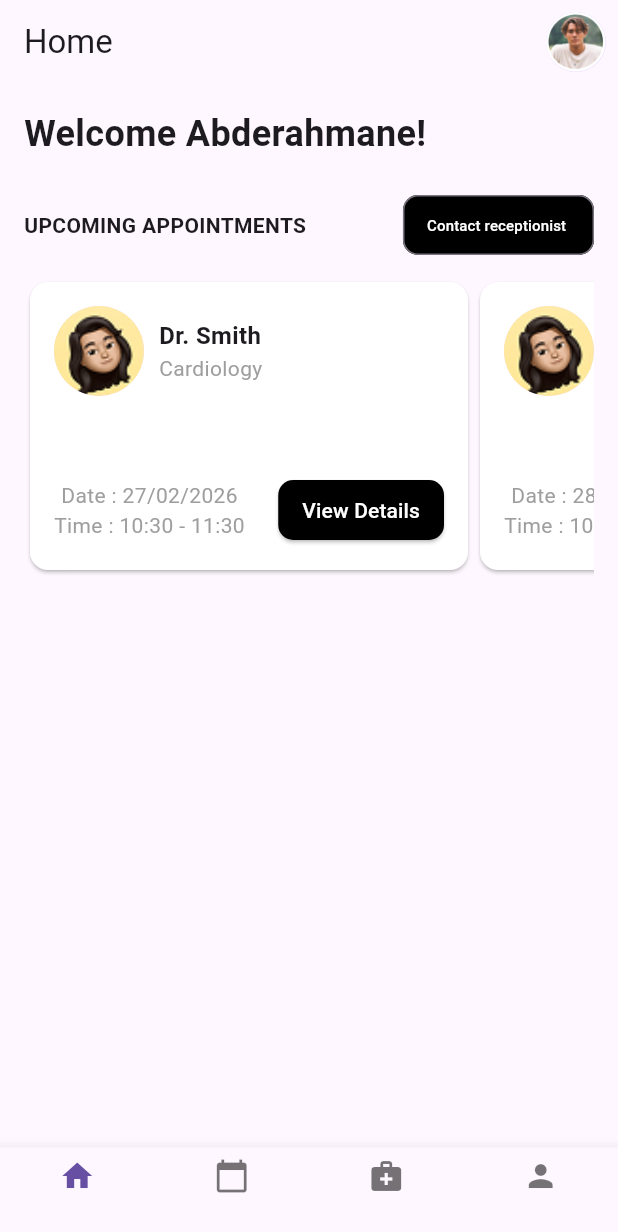
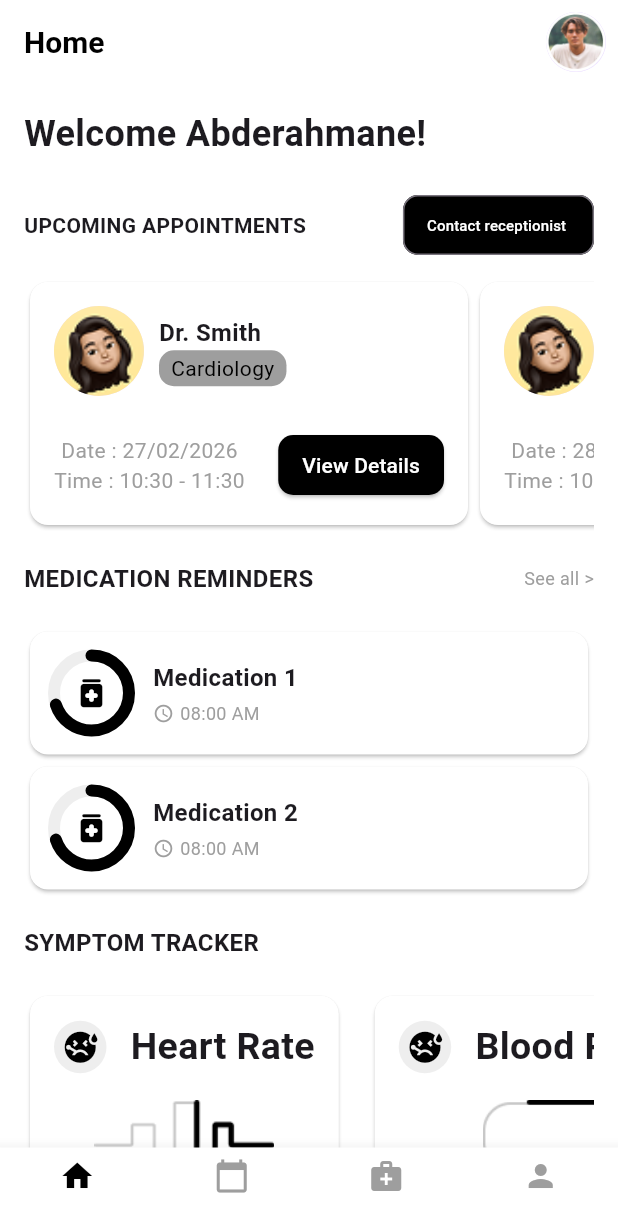
Before and after one commit to bafsoooo/health_tracker_app, a Flutter app: the screen it shows after launch, on a phone screen of 412 x 824 dp. Shown: the top 1232 px of the screen. Run offline on Flutter 3.47's test engine with Material 3 defaults, Android fonts, the light colour scheme and no system bars.

Commit message:
working on the home page

```diff
--- a/lib/main.dart
+++ b/lib/main.dart
@@ -14,7 +14,21 @@ class MyApp extends StatelessWidget {
     return MaterialApp(
       debugShowCheckedModeBanner: false,
       title: 'Health Tracker',
-      theme: ThemeData(useMaterial3: true),
+      theme: ThemeData(
+        useMaterial3: true,
+        scaffoldBackgroundColor: Colors.white,
+        appBarTheme: AppBarTheme(
+          backgroundColor: Colors.white,
+          elevation: 0,
+          iconTheme: IconThemeData(color: Colors.black),
+          titleTextStyle: TextStyle(color: Colors.black, fontSize: 20, fontWeight: FontWeight.bold),
+        ),
+        bottomNavigationBarTheme: BottomNavigationBarThemeData(
+            backgroundColor: Colors.white,
+            selectedItemColor: Colors.black,
+            unselectedItemColor: Colors.grey,
+          ),
+      ),
       home: const MainNavigation(),
     );
   }
--- a/lib/screens/home_screen.dart
+++ b/lib/screens/home_screen.dart
@@ -1,6 +1,8 @@
 import 'package:flutter/material.dart';
 import 'package:health_tracker_app/models/appointment.dart';
 import 'package:health_tracker_app/widgets/appointment_card.dart';
+import 'package:health_tracker_app/widgets/medication_reminder_item.dart';
+import 'package:health_tracker_app/widgets/symptom_tracker_item.dart';
 
 class HomeScreen extends StatelessWidget {
   const HomeScreen({super.key});
@@ -61,7 +63,7 @@ class HomeScreen extends StatelessWidget {
               ),
               SizedBox(height: 10),
               SizedBox(
-                height: 200,
+                height: 170,
                 child: ListView.builder(
                   scrollDirection: Axis.horizontal,
                   itemCount: 3, // Example count
@@ -78,6 +80,68 @@ class HomeScreen extends StatelessWidget {
                   },
                 ),
               ),
+              SizedBox(height: 20),
+              Row(
+                mainAxisAlignment: MainAxisAlignment.spaceBetween,
+                children: [
+                    Text(
+                      "MEDICATION REMINDERS",
+                      style: TextStyle(
+                        fontSize: 16,
+                        fontWeight: FontWeight.bold
+                      ),
+                    ),
+                    Text(
+                      "See all >",
+                      style: TextStyle(
+                        fontSize: 12,
+                        color: Colors.grey
+                      ),
+                    )
+                ],
+              ),
+              SizedBox(height: 20),
+              SizedBox(
+                height: 180,
+                child: ListView.builder(
+                  itemCount: 3,
+                  itemBuilder: (context, index) {
+                    return MedicationReminderItem(
+                      medicationName: "Medication ${index + 1}",
+                      time: "08:00 AM"
+                    );
+                  },
+                ),
+              ),
+              SizedBox(height: 20),
+              Text(
+                "SYMPTOM TRACKER",
+                style: TextStyle(
+                  fontSize: 16,
+                  fontWeight: FontWeight.bold
+                ),
+              ),
+              SizedBox(height: 20),
+              SizedBox(
+                height: 180,
+                child: ListView(
+                  scrollDirection: Axis.horizontal,
+                  children: [
+                    SymptomTrackerItem(
+                      symptomName: "Heart Rate",
+                      symptomIconPath: "assets/images/rate1.png",
+                      standardRate: 65.0
+                    ),
+                    SizedBox(width: 16),
+                    SymptomTrackerItem(
+                      symptomName: "Blood Pressure",
+                      symptomIconPath: "assets/images/rate2.png",
+                      standardRate: 120
+                    ),
+                  ],
+                )
+
+              ),
             ],
           ),
         ),
--- a/lib/widgets/appointment_card.dart
+++ b/lib/widgets/appointment_card.dart
@@ -34,9 +34,19 @@ class AppointmentCard extends StatelessWidget{
                         appointment.doctorName,
                         style: TextStyle(fontSize: 16, fontWeight: FontWeight.bold),
                       ),
-                      Text(
-                        appointment.specialization,
-                        style: TextStyle(fontSize: 14, color: Colors.grey),
+                      Container(
+                        padding: EdgeInsets.symmetric(vertical: 2,horizontal: 8.0),
+                        decoration: BoxDecoration(
+                          color: Colors.grey,
+                          borderRadius: BorderRadius.all(Radius.circular(10)),
+                        ),
+                        child: Text(
+                          appointment.specialization,
+                          style: TextStyle(
+                            fontSize: 14,
+                            color: Colors.black
+                          ),
+                        ),
                       ),
                     ],
                   ),
--- /dev/null
+++ b/lib/widgets/medication_reminder_item.dart
@@ -0,0 +1,68 @@
+import 'package:flutter/material.dart';
+
+class MedicationReminderItem extends StatelessWidget{
+
+  const MedicationReminderItem({super.key, required this.medicationName, required this.time});
+
+  final String medicationName ;
+  final String time ;
+
+  @override
+  Widget build(BuildContext context) {
+    return Card(
+      color: Colors.white,
+      child: Padding(
+        padding: const EdgeInsets.all(16.0),
+        child: Row(
+          children: [
+            Stack(
+              alignment: Alignment.center,
+              children: [
+                // 1. The Progress Circle
+                SizedBox(
+                  width: 50, // Size of the circle
+                  height: 50,
+                  child: CircularProgressIndicator(
+                    value: 0.7, // 70% progress
+                    strokeWidth: 8, // Thickness of the ring
+                    backgroundColor: Colors.grey[200], // The "empty" track color
+                    valueColor: AlwaysStoppedAnimation<Color>(Colors.black), // Progress color
+                    strokeCap: StrokeCap.round, // This creates the rounded ends
+                  ),
+                ),
+                // 2. The Center Icon/Image
+                Icon(
+                  Icons.medication_rounded, // Replace with your icon
+                  color: Colors.black,
+                  size: 25,
+                ),
+              ],
+            ),
+            SizedBox(width: 16),
+            Column(
+              crossAxisAlignment: CrossAxisAlignment.start,
+              children: [
+                Text(
+                  medicationName,
+                  style: TextStyle(fontSize: 16, fontWeight: FontWeight.bold),
+                ),
+                SizedBox(height: 4),
+                Row(
+                  children: [
+                    Icon(Icons.access_time, size: 14, color: Colors.grey),
+                    SizedBox(width: 4),
+                    Text(
+                      time,
+                      style: TextStyle(fontSize: 12, color: Colors.grey),
+                    ),
+                  ],
+                ),
+              ],
+            )
+          ],
+        ),
+      ),
+    );
+  }
+
+}
--- /dev/null
+++ b/lib/widgets/symptom_tracker_item.dart
@@ -0,0 +1,72 @@
+import 'package:flutter/material.dart';
+
+class SymptomTrackerItem extends StatelessWidget {
+  const SymptomTrackerItem({super.key, required this.symptomName , required this.symptomIconPath , required this.standardRate});
+
+  final String symptomName;
+  final String symptomIconPath;
+  final double standardRate ;
+  @override
+  Widget build(BuildContext context) {
+    return Card(
+      color: Colors.white,
+      child: Padding(
+        padding: const EdgeInsets.all(16.0),
+        child: Column(
+          mainAxisAlignment: MainAxisAlignment.spaceBetween,
+          children: [
+            Row(
+              children: [
+              Stack(
+                alignment: Alignment.center,
+                children: [
+                    // 1. grey Circle
+                    Container(
+                      width: 35,
+                      height: 35,
+                      decoration: BoxDecoration(
+                        shape: BoxShape.circle,
+                        color: Colors.grey[200],
+                      ),
+                    ),
+                    // 2. The Center Icon/Image
+                    Icon(
+                      Icons.sick, // Replace with your icon
+                      color: Colors.black,
+                      size: 25,
+                    ),
+                  ],
+                ),
+                SizedBox(width: 16),
+                Text(
+                  symptomName,
+                  style: TextStyle(fontSize: 25, fontWeight: FontWeight.bold),
+                ),
+              ],
+            ),
+            SizedBox(height: 16),
+            Image.asset(
+              symptomIconPath,
+              width: 120,
+              height: 50,
+            ),
+            SizedBox(width: 16),
+            Row(
+              children: [
+                Text(
+                  '$standardRate',
+                  style: TextStyle(fontSize: 25, color: Colors.black, fontWeight: FontWeight.bold),
+                ),
+                Text(
+                  'mm/g',
+                  style: TextStyle(fontSize: 12, color: Colors.grey),
+                ),
+              ],
+            ),
+          ],
+        ),
+      ),
+    );
+  }
+
+}
--- a/pubspec.yaml
+++ b/pubspec.yaml
@@ -35,6 +35,7 @@ dependencies:
   # Use with the CupertinoIcons class for iOS style icons.
   cupertino_icons: ^1.0.8
   intl: ^0.20.2
+  percent_indicator: ^4.2.5
 
 dev_dependencies:
   flutter_test:
@@ -62,6 +63,8 @@ flutter:
   assets:
     - assets/images/doctor.png
     - assets/images/avatar.png
+    - assets/images/rate1.png
+    - assets/images/rate2.png
 
   # An image asset can refer to one or more resolution-specific "variants", see
   # https://flutter.dev/to/resolution-aware-images
```
Also changed, not shown: assets/images/rate1.png (added), assets/images/rate2.png (added), pubspec.lock.
